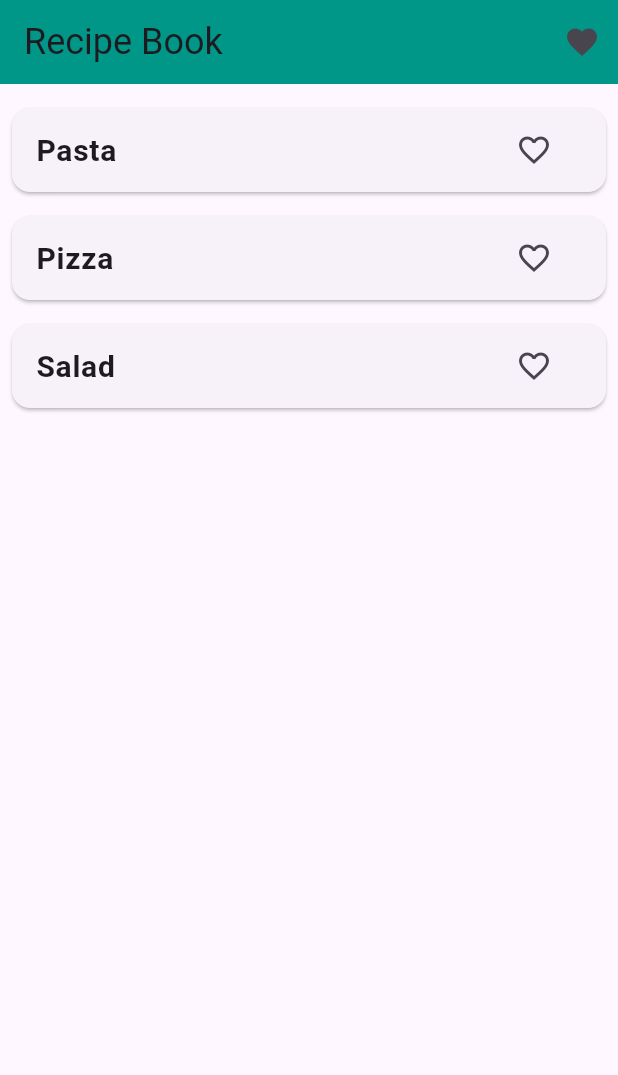
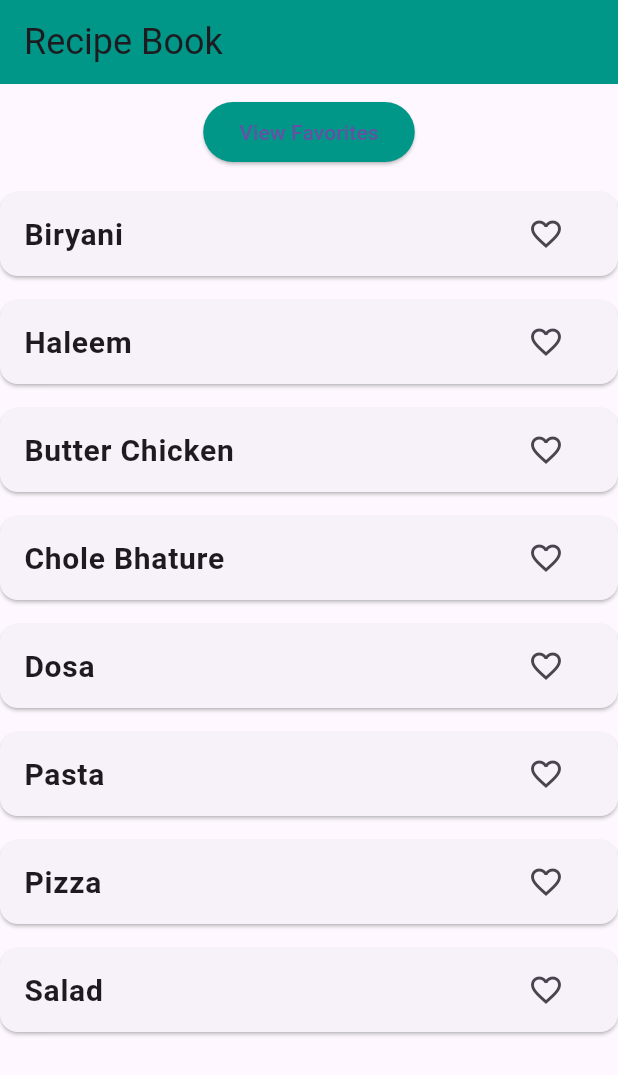
Before and after one commit to abdulbasith007/Recipe-Book-App---Flutter, a Flutter app: the screen it shows after launch, on a phone screen of 412 x 824 dp. Shown: the top 1075 px of the screen. Run offline on Flutter 3.47's test engine with Material 3 defaults, Android fonts, the phone set to English and light mode, and no system bars.

Commit message:
Added Indian dishes and their recipes to the list

```diff
--- a/lib/home_screen.dart
+++ b/lib/home_screen.dart
@@ -9,9 +9,46 @@ class HomeScreen extends StatefulWidget {
 
 class _HomeScreenState extends State<HomeScreen> {
   List<Map<String, String>> recipes = [
-    {'name': 'Pasta', 'ingredients': 'Pasta, Tomato Sauce, Cheese', 'instructions': 'Boil pasta, add sauce, and sprinkle cheese.'},
-    {'name': 'Pizza', 'ingredients': 'Dough, Tomato Sauce, Cheese, Pepperoni', 'instructions': 'Roll dough, add sauce, cheese, and pepperoni. Bake.'},
-    {'name': 'Salad', 'ingredients': 'Lettuce, Tomato, Cucumber, Dressing', 'instructions': 'Chop veggies and add dressing.'},
+  {
+    'name': 'Biryani',
+    'ingredients': 'Rice, Chicken, Yogurt, Spices, Onions, Tomatoes',
+    'instructions': 'Marinate chicken with yogurt and spices. Layer with rice and cook on low heat until done.'
+  },
+  {
+    'name': 'Haleem',
+    'ingredients': 'Wheat, Meat (Beef or Chicken), Lentils, Spices, Ghee',
+    'instructions': 'Cook meat and lentils until tender. Blend and mix with wheat paste and spices. Garnish with fried onions and serve.'
+  },
+  {
+    'name': 'Butter Chicken',
+    'ingredients': 'Chicken, Butter, Cream, Tomato Puree, Spices',
+    'instructions': 'Cook marinated chicken. Prepare rich gravy with butter, cream, and spices. Add chicken to the gravy and simmer.'
+  },
+  {
+    'name': 'Chole Bhature',
+    'ingredients': 'Chickpeas, Flour, Yogurt, Spices, Onions, Tomatoes',
+    'instructions': 'Cook chickpeas with spices. Fry the yogurt-based dough into fluffy bhature. Serve with chole.'
+  },
+  {
+    'name': 'Dosa',
+    'ingredients': 'Rice, Urad Dal, Ghee, Potato Filling, Spices',
+    'instructions': 'Prepare batter with rice and urad dal. Spread on a pan, fill with spiced potato mix, and fold.'
+  },
+  {
+    'name': 'Pasta',
+    'ingredients': 'Pasta, Tomato Sauce, Cheese',
+    'instructions': 'Boil pasta, add sauce, and sprinkle cheese.'
+  },
+  {
+    'name': 'Pizza',
+    'ingredients': 'Dough, Tomato Sauce, Cheese, Pepperoni',
+    'instructions': 'Roll dough, add sauce, cheese, and pepperoni. Bake.'
+  },
+  {
+    'name': 'Salad',
+    'ingredients': 'Lettuce, Tomato, Cucumber, Dressing',
+    'instructions': 'Chop veggies and add dressing.'
+  },
 ];
 
   List<Map<String, String>> favoriteRecipes = [];
@@ -31,9 +68,13 @@ class _HomeScreenState extends State<HomeScreen> {
     return Scaffold(
       appBar: AppBar(
         title: Text('Recipe Book', style: TextStyle(fontSize: 24)),
-        actions: [
-          IconButton(
-            icon: Icon(Icons.favorite),
+        backgroundColor: Colors.teal,
+      ),
+      body: Column(
+        children: [
+          Padding(
+            padding: const EdgeInsets.all(8.0),
+            child: ElevatedButton(
               onPressed: () {
                 Navigator.push(
                   context,
@@ -56,12 +97,11 @@ class _HomeScreenState extends State<HomeScreen> {
                   ),
                 );
               },
+              child: Text('View Favorites'),
+              style: ElevatedButton.styleFrom(backgroundColor: Colors.teal),
             ),
-        ],
-        backgroundColor: Colors.teal,
           ),
-      body: Padding(
-        padding: const EdgeInsets.all(8.0),
+          Expanded(
             child: ListView.builder(
               itemCount: recipes.length,
               itemBuilder: (context, index) {
@@ -96,6 +136,8 @@ class _HomeScreenState extends State<HomeScreen> {
               },
             ),
           ),
+        ],
+      ),
     );
   }
 }
```
Lines whose indentation alone changed are shown as unchanged.
